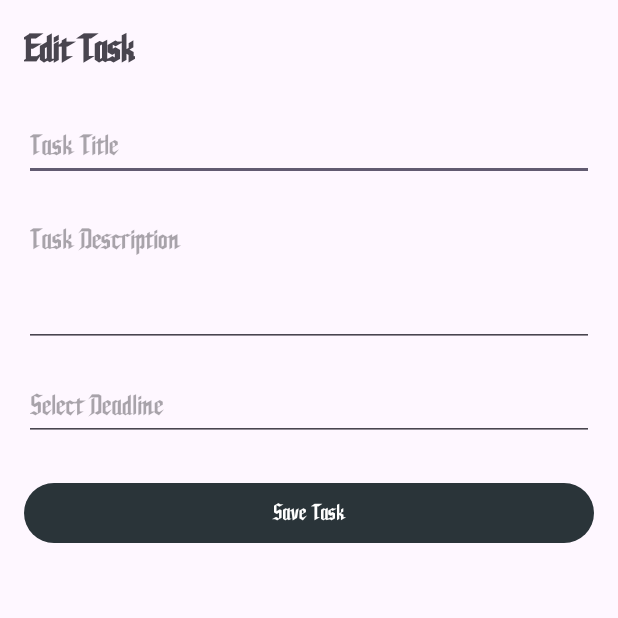
After one commit to gioyatar/MoodTok, an Android app: the ToDoPageEditActivity screen opened directly, with no data from a screen before it, on a phone screen of 412 x 824 dp, the top half of it. The commit adds this screen. Run offline under Robolectric (Android 15) with nearby library versions, the phone set to English and light mode, and no system bars.

```diff
--- a/app/src/main/AndroidManifest.xml
+++ b/app/src/main/AndroidManifest.xml
@@ -24,7 +24,7 @@
 
         <!-- Calendar -->
         <activity
-            android:name=".CalendarActivity"
+            android:name=".CalendarComponent"
             android:exported="false" />
 
         <!-- To Do -->
@@ -36,6 +36,9 @@
             android:name=".ToDoPageActivity"
             android:exported="false" />
 
+        <activity
+            android:name=".ToDoPageEditActivity"
+            android:exported="false" />
     </application>
 
 </manifest>
--- /dev/null
+++ b/app/src/main/java/com/example/moodtok/ToDoPageEditActivity.java
@@ -0,0 +1,73 @@
+package com.example.moodtok;
+
+import android.app.DatePickerDialog;
+import android.content.Intent;
+import android.os.Bundle;
+import android.widget.Button;
+import android.widget.EditText;
+import android.widget.Toast;
+
+import androidx.appcompat.app.AppCompatActivity;
+
+import java.util.Calendar;
+
+public class ToDoPageEditActivity extends AppCompatActivity {
+
+    EditText editTextTaskTitle, editTextTaskDescription, editTextDeadline;
+    Button btnSaveTask;
+    int taskId;
+
+    @Override
+    protected void onCreate(Bundle savedInstanceState) {
+        super.onCreate(savedInstanceState);
+        setContentView(R.layout.todopageedit);
+
+        editTextTaskTitle = findViewById(R.id.editTextTaskTitle);
+        editTextTaskDescription = findViewById(R.id.editTextTaskDescription);
+        editTextDeadline = findViewById(R.id.editTextDeadline);
+        btnSaveTask = findViewById(R.id.btnSaveTask);
+
+        // Retrieve task data
+        Intent intent = getIntent();
+        taskId = intent.getIntExtra("id", -1);
+        editTextTaskTitle.setText(intent.getStringExtra("title"));
+        editTextTaskDescription.setText(intent.getStringExtra("description"));
+        editTextDeadline.setText(intent.getStringExtra("deadline"));
+
+        // Date picker
+        editTextDeadline.setOnClickListener(view -> {
+            Calendar calendar = Calendar.getInstance();
+            int year = calendar.get(Calendar.YEAR);
+            int month = calendar.get(Calendar.MONTH);
+            int day = calendar.get(Calendar.DAY_OF_MONTH);
+
+            DatePickerDialog datePickerDialog = new DatePickerDialog(
+                    ToDoPageEditActivity.this,
+                    (datePicker, selectedYear, selectedMonth, selectedDay) -> {
+                        String date = (selectedMonth + 1) + "/" + selectedDay + "/" + selectedYear;
+                        editTextDeadline.setText(date);
+                    },
+                    year, month, day
+            );
+            datePickerDialog.show();
+        });
+
+        btnSaveTask.setOnClickListener(view -> {
+            String title = editTextTaskTitle.getText().toString().trim();
+            String description = editTextTaskDescription.getText().toString().trim();
+            String deadline = editTextDeadline.getText().toString().trim();
+
+            if (title.isEmpty() || deadline.isEmpty()) {
+                Toast.makeText(this, "Please enter title and deadline", Toast.LENGTH_SHORT).show();
+                return;
+            }
+
+            Task task = new Task(taskId, title, description, deadline);
+            TaskDatabaseHelper db = new TaskDatabaseHelper(this);
+            db.updateTask(task);
+
+            Toast.makeText(this, "Task updated!", Toast.LENGTH_SHORT).show();
+            finish();
+        });
+    }
+}
--- a/app/src/main/res/layout/activity_main.xml
+++ b/app/src/main/res/layout/activity_main.xml
@@ -142,6 +142,7 @@
             android:gravity="center">
 
             <ImageView
+                android:id="@+id/todo"
                 android:layout_width="30dp"
                 android:layout_height="30dp"
                 android:src="@drawable/assignment_logo" />
--- /dev/null
+++ b/app/src/main/res/layout/todopageedit.xml
@@ -0,0 +1,56 @@
+<LinearLayout xmlns:android="http://schemas.android.com/apk/res/android"
+    xmlns:tools="http://schemas.android.com/tools"
+    android:layout_width="match_parent"
+    android:layout_height="match_parent"
+    android:orientation="vertical"
+    android:padding="16dp"
+    tools:context=".ToDoPageActivity">
+
+    <!-- Title -->
+    <TextView
+        android:layout_width="wrap_content"
+        android:layout_height="wrap_content"
+        android:layout_marginBottom="24dp"
+        android:text="Edit Task"
+        android:textSize="24sp"
+        android:textStyle="bold" />
+
+    <!-- Task Title -->
+    <EditText
+        android:id="@+id/editTextTaskTitle"
+        android:layout_width="match_parent"
+        android:layout_height="wrap_content"
+        android:hint="Task Title"
+        android:inputType="textCapSentences"
+        android:layout_marginBottom="16dp" />
+
+    <!-- Task Description -->
+    <EditText
+        android:id="@+id/editTextTaskDescription"
+        android:layout_width="match_parent"
+        android:layout_height="wrap_content"
+        android:hint="Task Description"
+        android:inputType="textMultiLine"
+        android:minLines="3"
+        android:gravity="top"
+        android:layout_marginBottom="16dp" />
+
+    <!-- Deadline Picker -->
+    <EditText
+        android:id="@+id/editTextDeadline"
+        android:layout_width="match_parent"
+        android:layout_height="wrap_content"
+        android:hint="Select Deadline"
+        android:focusable="false"
+        android:clickable="true"
+        android:inputType="none"
+        android:layout_marginBottom="24dp" />
+
+    <!-- Save Button -->
+    <Button
+        android:id="@+id/btnSaveTask"
+        android:layout_width="match_parent"
+        android:layout_height="wrap_content"
+        android:text="Save Task" />
+
+</LinearLayout>
```
Also changed, not shown: app/src/main/java/com/example/moodtok/CalendarComponent.java (renamed from app/src/main/java/com/example/moodtok/CalendarActivity.java, +4 -5 lines), app/src/main/java/com/example/moodtok/MainActivity.java (+15 -2 lines), app/src/main/java/com/example/moodtok/TaskAdapter.java (+18 -0 lines), app/src/main/java/com/example/moodtok/TaskDatabaseHelper.java (+11 -0 lines), app/src/main/java/com/example/moodtok/ToDoActivity.java (+58 -1 lines).
